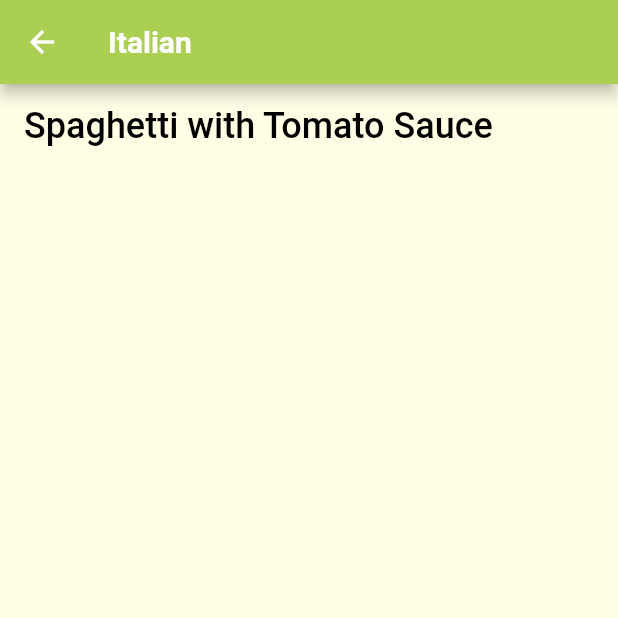
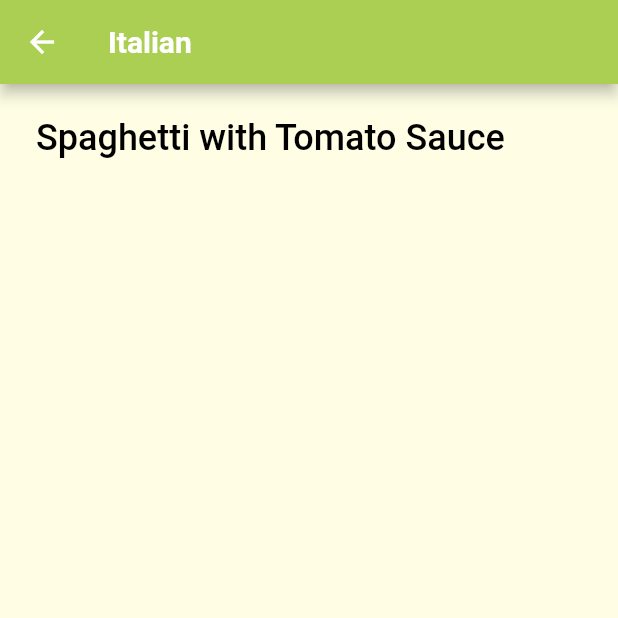
Before and after one commit to trm11tkr/meals-app, a Flutter app: the screen it shows after launch, after a tap on "Italian", on a phone screen of 412 x 824 dp, the top half of it. Run offline on Flutter 3.47's test engine with Material 2 defaults, Android fonts, the phone set to English and light mode, and no system bars; our stand-ins replace freezed_annotation, go_router; Roboto replaces fonts that are missing (KaiseiOpti, MPLUSRounded1c).

Commit message:
mealのアイテムをWidget化

```diff
--- a/lib/pages/category_meals_page.dart
+++ b/lib/pages/category_meals_page.dart
@@ -2,6 +2,7 @@ import 'package:flutter/material.dart';
 
 import '../models/meal.dart';
 import '../dummy_data.dart';
+import '../widgets/meal_item.dart';
 
 class CategoryMealsPage extends StatelessWidget {
   const CategoryMealsPage(
@@ -24,12 +25,7 @@ class CategoryMealsPage extends StatelessWidget {
       body: Center(
         child: ListView.builder(
           itemBuilder: (context, index) {
-            return ListTile(
-              title: Text(
-                categoryMeals[index].title,
-                style: Theme.of(context).textTheme.bodyLarge,
-              ),
-            );
+            return MealItem(meal: categoryMeals[index]);
           },
           itemCount: categoryMeals.length,
         ),
--- /dev/null
+++ b/lib/widgets/meal_item.dart
@@ -0,0 +1,22 @@
+import 'package:flutter/material.dart';
+
+import '../models/meal.dart';
+
+class MealItem extends StatelessWidget {
+  const MealItem({Key? key, required this.meal}) : super(key: key);
+
+  final Meal meal;
+
+  @override
+  Widget build(BuildContext context) {
+    return Padding(
+      padding: const EdgeInsets.all(8.0),
+      child: ListTile(
+        title: Text(
+          meal.title,
+          style: Theme.of(context).textTheme.bodyLarge,
+        ),
+      ),
+    );
+  }
+}
```
